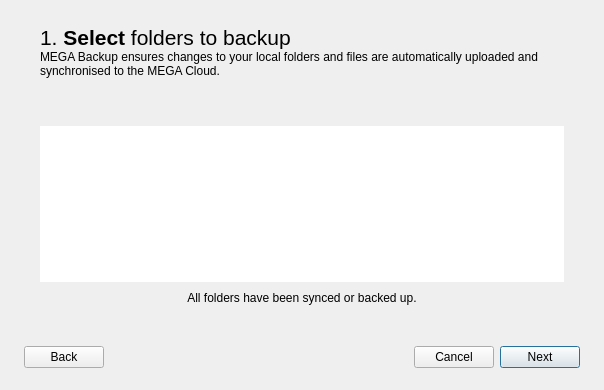
The window that src/MEGASync/gui/win/BackupsWizard.ui (meganz/MEGAsync) describes before a commit, drawn with Qt 5.
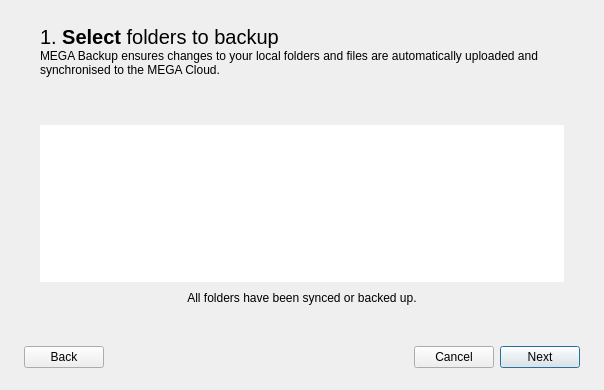
The same window after the commit. Icons and pictures are not drawn.

Commit message: BackupsWizard: update folder icon, fix font sizes

Diff of the .ui file:
```diff
--- a/src/MEGASync/gui/win/BackupsWizard.ui
+++ b/src/MEGASync/gui/win/BackupsWizard.ui
@@ -302,7 +302,7 @@
           </sizepolicy>
          </property>
          <property name="text">
-          <string>&lt;html&gt;&lt;head/&gt;&lt;body&gt;&lt;p&gt;&lt;span style=&quot; font-size:16pt;&quot;&gt;1. &lt;/span&gt;&lt;span style=&quot; font-size:16pt; font-weight:600;&quot;&gt;Select&lt;/span&gt;&lt;span style=&quot; font-size:16pt;&quot;&gt; folders to backup&lt;/span&gt;&lt;/p&gt;&lt;/body&gt;&lt;/html&gt;</string>
+          <string>&lt;html&gt;&lt;head/&gt;&lt;body&gt;&lt;p&gt;&lt;span style=&quot; font-size:20px;&quot;&gt;1. &lt;/span&gt;&lt;span style=&quot; font-size:20px; font-weight:600;&quot;&gt;Select&lt;/span&gt;&lt;span style=&quot; font-size:20px;&quot;&gt; folders to backup&lt;/span&gt;&lt;/p&gt;&lt;/body&gt;&lt;/html&gt;</string>
          </property>
          <property name="textFormat">
           <enum>Qt::RichText</enum>
@@ -318,7 +318,7 @@
           </sizepolicy>
          </property>
          <property name="text">
-          <string>&lt;html&gt;&lt;head/&gt;&lt;body&gt;&lt;p&gt;&lt;span style=&quot; font-size:9pt;&quot;&gt;MEGA Backup ensures changes to your local folders and files are automatically uploaded and synchronised to the MEGA Cloud.&lt;/span&gt;&lt;/p&gt;&lt;/body&gt;&lt;/html&gt;</string>
+          <string>&lt;html&gt;&lt;head/&gt;&lt;body&gt;&lt;p&gt;&lt;span style=&quot; font-size:12px;&quot;&gt;MEGA Backup ensures changes to your local folders and files are automatically uploaded and synchronised to the MEGA Cloud.&lt;/span&gt;&lt;/p&gt;&lt;/body&gt;&lt;/html&gt;</string>
          </property>
          <property name="textFormat">
           <enum>Qt::RichText</enum>
```
Left out of the diff: 5 changed lines with no effect on the pictures. The commit also changes 5 other files.
